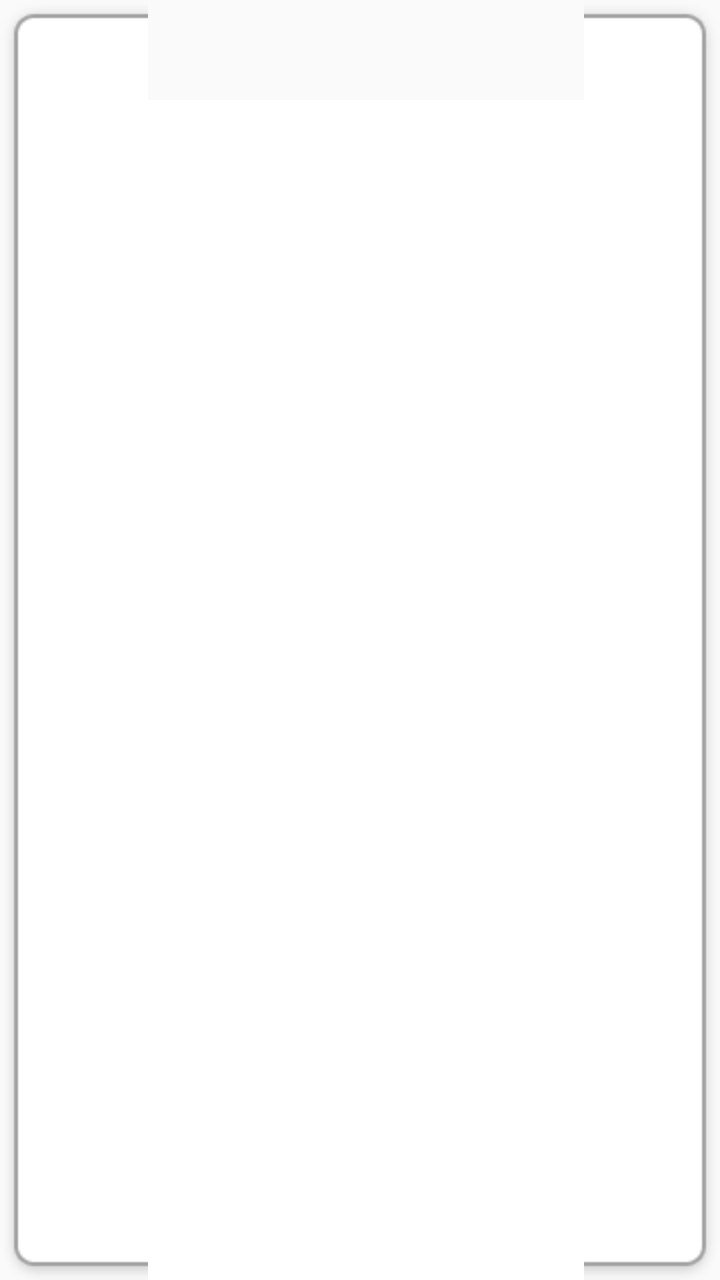
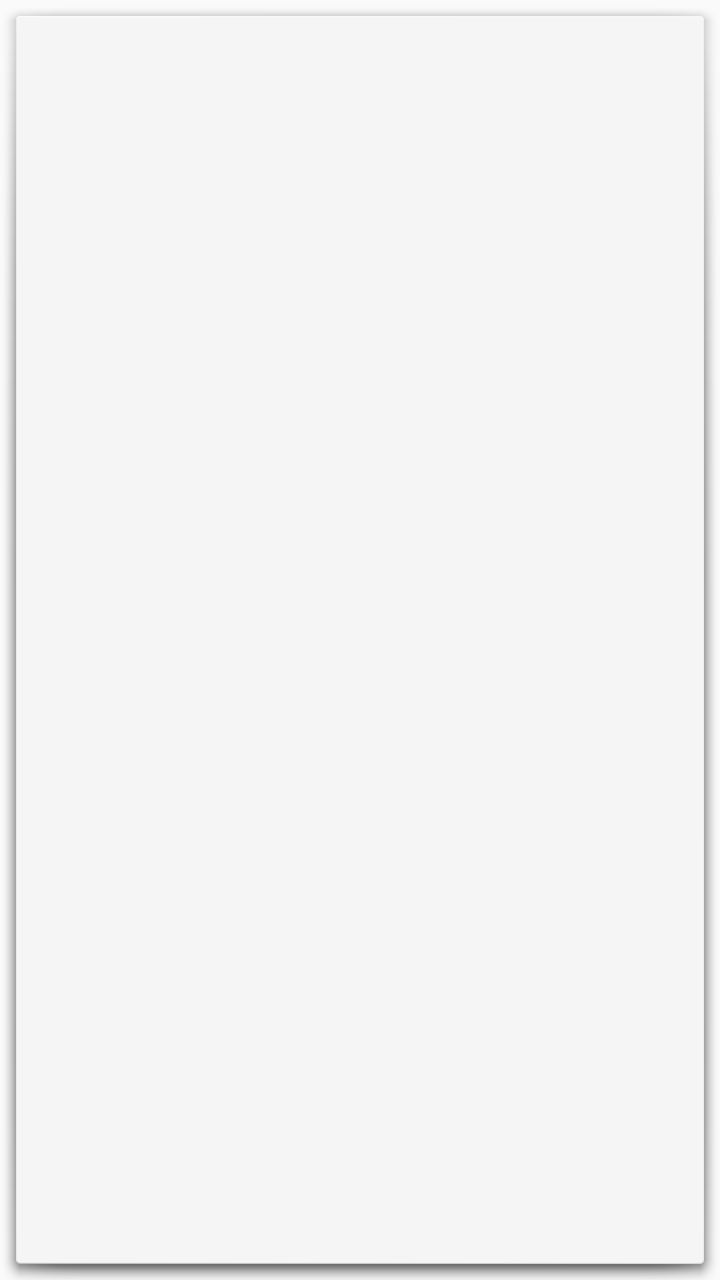

Two renders of the same Android screen: before a commit and after it. Below are the layout's source before the change and the commit's diff.
<!-- AndroidManifest.xml: application theme AppTheme -->
<!-- res/layout/list_entries.xml -->
<?xml version="1.0" encoding="utf-8"?>
<LinearLayout xmlns:android="http://schemas.android.com/apk/res/android"
    android:id="@+id/entry_backgroud"
    android:layout_width="match_parent"
    android:layout_height="match_parent"
    android:background="@drawable/input_box_round_2"
    android:orientation="vertical"
    android:paddingBottom="8dp"
    android:paddingLeft="10dp"
    android:paddingRight="10dp"
    android:paddingTop="3dp" >

    <LinearLayout
        android:layout_width="match_parent"
        android:layout_height="wrap_content"
        android:layout_gravity="center_vertical"
        android:layout_marginBottom="6dp"
        android:layout_marginTop="6dp"
        android:gravity="center_vertical"
        android:orientation="horizontal"
        android:weightSum="1" >

        <TextView
            android:id="@+id/entry_item_date"
            android:layout_width="0dp"
            android:layout_height="wrap_content"
            android:layout_weight="0.15"
            android:gravity="center"
            android:textSize="10sp" />

        <TextView
            android:id="@+id/entry_item_title"
            android:layout_width="0dp"
            android:layout_height="wrap_content"
            android:layout_weight="0.55"
            android:gravity="center_vertical|left"
            android:paddingLeft="10dp"
            android:textColor="@color/text_black"
            android:textSize="18sp"
            android:textStyle="bold" />

        <TextView
            android:id="@+id/entry_item_amount"
            android:layout_width="0dp"
            android:layout_height="wrap_content"
            android:layout_weight="0.3"
            android:gravity="right"
            android:textColor="@color/text_black"
            android:textSize="15sp"
            android:textStyle="bold" />
    </LinearLayout>

    <LinearLayout
        android:layout_width="match_parent"
        android:layout_height="wrap_content"
        android:layout_gravity="center_vertical"
        android:layout_marginBottom="4dp"
        android:layout_marginTop="4dp"
        android:gravity="center_vertical"
        android:orientation="horizontal"
        android:weightSum="1" >

        <LinearLayout
            android:layout_width="0dp"
            android:layout_height="match_parent"
            android:layout_weight="0.1" >
 
            <TextView
                android:id="@+id/entry_item_notyet"
                android:layout_width="20dp"
                android:layout_height="wrap_content"
                android:layout_marginLeft="1dp"
                android:layout_marginRight="1dp"
                android:gravity="center"
                android:paddingBottom="1dp"
                android:paddingLeft="1dp"
                android:paddingRight="1dp"
                android:paddingTop="1dp"
                android:visibility="invisible"
                android:text="@string/notyet"
                android:textColor="@color/text_light_blue_trans"
                android:textSize="10sp"
                android:textStyle="bold" />
            
        </LinearLayout>

        <LinearLayout
            android:layout_width="0dp"
            android:layout_height="wrap_content"
            android:layout_weight="0.3" >

            <TextView
                android:id="@+id/entry_item_left"
                android:layout_width="90dp"
                android:layout_height="wrap_content"
                android:layout_marginLeft="4dp"
                android:layout_marginRight="4dp"
                android:gravity="center"
                android:paddingBottom="1dp"
                android:paddingLeft="6dp"
                android:paddingRight="6dp"
                android:paddingTop="1dp"
                android:textColor="@color/text_white"
                android:textSize="10sp"
                android:textStyle="bold" />
        </LinearLayout>

        <LinearLayout
            android:layout_width="0dp"
            android:layout_height="wrap_content"
            android:layout_weight="0.3" >

            <TextView
                android:id="@+id/entry_item_right"
                android:layout_width="90dp"
                android:layout_height="wrap_content"
                android:layout_marginLeft="4dp"
                android:layout_marginRight="4dp"
                android:gravity="center"
                android:paddingBottom="1dp"
                android:paddingLeft="6dp"
                android:paddingRight="6dp"
                android:paddingTop="1dp"
                android:textColor="@color/text_white"
                android:textSize="10sp"
                android:textStyle="bold" />
        </LinearLayout>

        <TextView
            android:id="@+id/entry_item_total"
            android:layout_width="0dp"
            android:layout_height="wrap_content"
            android:layout_weight="0.3"
            android:gravity="right"
            android:textSize="13sp" />
    </LinearLayout>

    <LinearLayout
        android:layout_width="match_parent"
        android:layout_height="wrap_content"
        android:orientation="horizontal" >

        <TextView
            android:id="@+id/entry_item_memo"
            android:layout_width="wrap_content"
            android:layout_height="wrap_content"
            android:layout_marginBottom="1dp"
            android:layout_marginLeft="30dp"
            android:layout_marginRight="8dp"
            android:layout_marginTop="1dp"
            android:background="@drawable/white_box_big"
            android:paddingBottom="3dp"
            android:paddingLeft="8dp"
            android:paddingRight="8dp"
            android:paddingTop="3dp"
            android:textSize="9sp"
            android:visibility="gone" />
    </LinearLayout>

</LinearLayout>
<!-- resources referenced by this layout -->
<resources>
  <color name="text_black">#000000</color>
  <color name="text_light_blue_trans">#7543BEEB</color>
  <color name="text_white">#FFFFFF</color>
  <!-- drawable input_box_round_2: png bitmap (drawable, 4422 bytes) -->
  <!-- drawable white_box_big: png bitmap (drawable, 3555 bytes) -->
  <string name="notyet">예정</string>
  <style name="AppTheme" parent="Theme.AppCompat.Light.DarkActionBar">
          
          <item name="colorPrimary">@color/colorPrimary</item>
          <item name="colorPrimaryDark">@color/colorPrimaryDark</item>
          <item name="colorAccent">@color/colorAccent</item>
          <item name="windowActionBar">false</item>
          <item name="windowNoTitle">true</item>
      </style>
  <color name="colorPrimary">#3F51B5</color>
  <color name="colorPrimaryDark">#303F9F</color>
  <color name="colorAccent">#03A9F4</color>
</resources>

<!-- the commit's change to res/layout/list_entries.xml (unified diff, before → after) -->
@@ -1,21 +1,16 @@
 <?xml version="1.0" encoding="utf-8"?>
 <LinearLayout xmlns:android="http://schemas.android.com/apk/res/android"
-    android:id="@+id/entry_backgroud"
+    android:id="@+id/entry_background"
     android:layout_width="match_parent"
-    android:layout_height="match_parent"
-    android:background="@drawable/input_box_round_2"
+    android:layout_height="wrap_content"
+    android:background="@android:drawable/dialog_holo_light_frame"
     android:orientation="vertical"
-    android:paddingBottom="8dp"
-    android:paddingLeft="10dp"
-    android:paddingRight="10dp"
-    android:paddingTop="3dp" >
+    android:padding="15dp">
 
     <LinearLayout
         android:layout_width="match_parent"
         android:layout_height="wrap_content"
         android:layout_gravity="center_vertical"
-        android:layout_marginBottom="6dp"
-        android:layout_marginTop="6dp"
         android:gravity="center_vertical"
         android:orientation="horizontal"
         android:weightSum="1" >
@@ -24,16 +19,16 @@
             android:id="@+id/entry_item_date"
             android:layout_width="0dp"
             android:layout_height="wrap_content"
-            android:layout_weight="0.15"
+            android:layout_weight="0.2"
             android:gravity="center"
-            android:textSize="10sp" />
+            android:textSize="12sp" />
 
         <TextView
             android:id="@+id/entry_item_title"
             android:layout_width="0dp"
             android:layout_height="wrap_content"
-            android:layout_weight="0.55"
-            android:gravity="center_vertical|left"
+            android:layout_weight="0.5"
+            android:gravity="center_vertical|start"
             android:paddingLeft="10dp"
             android:textColor="@color/text_black"
             android:textSize="18sp"
@@ -44,7 +39,7 @@
             android:layout_width="0dp"
             android:layout_height="wrap_content"
             android:layout_weight="0.3"
-            android:gravity="right"
+            android:gravity="end"
             android:textColor="@color/text_black"
             android:textSize="15sp"
             android:textStyle="bold" />
@@ -52,109 +47,71 @@
 
     <LinearLayout
         android:layout_width="match_parent"
-        android:layout_height="wrap_content"
+        android:layout_height="25dp"
         android:layout_gravity="center_vertical"
-        android:layout_marginBottom="4dp"
-        android:layout_marginTop="4dp"
+        android:layout_marginTop="3dp"
         android:gravity="center_vertical"
         android:orientation="horizontal"
         android:weightSum="1" >
 
-        <LinearLayout
+        <TextView
+            android:id="@+id/entry_item_notyet"
             android:layout_width="0dp"
             android:layout_height="match_parent"
-            android:layout_weight="0.1" >
- 
-            <TextView
-                android:id="@+id/entry_item_notyet"
-                android:layout_width="20dp"
-                android:layout_height="wrap_content"
-                android:layout_marginLeft="1dp"
-                android:layout_marginRight="1dp"
-                android:gravity="center"
-                android:paddingBottom="1dp"
-                android:paddingLeft="1dp"
-                android:paddingRight="1dp"
-                android:paddingTop="1dp"
-                android:visibility="invisible"
-                android:text="@string/notyet"
-                android:textColor="@color/text_light_blue_trans"
-                android:textSize="10sp"
-                android:textStyle="bold" />
-            
-        </LinearLayout>
+            android:layout_weight="0.16"
+            android:gravity="center"
+            android:layout_gravity="center"
+            android:visibility="invisible"
+            android:text="@string/notyet"
+            android:textColor="@color/text_light_blue_trans"
+            android:textSize="12sp"
+            android:textStyle="bold" />
 
-        <LinearLayout
+        <TextView
+            android:id="@+id/entry_item_left"
             android:layout_width="0dp"
-            android:layout_height="wrap_content"
-            android:layout_weight="0.3" >
+            android:layout_height="match_parent"
+            android:layout_weight="0.27"
+            android:layout_marginLeft="2dp"
+            android:layout_marginRight="2dp"
+            android:gravity="center"
+            android:textColor="@color/text_white"
+            android:textSize="12sp"
+            android:textStyle="bold" />
 
-            <TextView
-                android:id="@+id/entry_item_left"
-                android:layout_width="90dp"
-                android:layout_height="wrap_content"
-                android:layout_marginLeft="4dp"
-                android:layout_marginRight="4dp"
-                android:gravity="center"
-                android:paddingBottom="1dp"
-                android:paddingLeft="6dp"
-                android:paddingRight="6dp"
-                android:paddingTop="1dp"
-                android:textColor="@color/text_white"
-                android:textSize="10sp"
-                android:textStyle="bold" />
-        </LinearLayout>
-
-        <LinearLayout
+        <TextView
+            android:id="@+id/entry_item_right"
             android:layout_width="0dp"
-            android:layout_height="wrap_content"
-            android:layout_weight="0.3" >
-
-            <TextView
-                android:id="@+id/entry_item_right"
-                android:layout_width="90dp"
-                android:layout_height="wrap_content"
-                android:layout_marginLeft="4dp"
-                android:layout_marginRight="4dp"
-                android:gravity="center"
-                android:paddingBottom="1dp"
-                android:paddingLeft="6dp"
-                android:paddingRight="6dp"
-                android:paddingTop="1dp"
-                android:textColor="@color/text_white"
-                android:textSize="10sp"
-                android:textStyle="bold" />
-        </LinearLayout>
+            android:layout_height="match_parent"
+            android:layout_weight="0.27"
+            android:layout_marginLeft="2dp"
+            android:layout_marginRight="2dp"
+            android:gravity="center"
+            android:textColor="@color/text_white"
+            android:textSize="12sp"
+            android:textStyle="bold" />
 
         <TextView
             android:id="@+id/entry_item_total"
             android:layout_width="0dp"
-            android:layout_height="wrap_content"
+            android:layout_height="match_parent"
             android:layout_weight="0.3"
-            android:gravity="right"
+            android:gravity="end"
+            android:textColor="@color/text_black"
             android:textSize="13sp" />
     </LinearLayout>
 
-    <LinearLayout
+    <TextView
+        android:id="@+id/entry_item_memo"
         android:layout_width="match_parent"
-        android:layout_height="wrap_content"
-        android:orientation="horizontal" >
-
-        <TextView
-            android:id="@+id/entry_item_memo"
-            android:layout_width="wrap_content"
-            android:layout_height="wrap_content"
-            android:layout_marginBottom="1dp"
-            android:layout_marginLeft="30dp"
-            android:layout_marginRight="8dp"
-            android:layout_marginTop="1dp"
-            android:background="@drawable/white_box_big"
-            android:paddingBottom="3dp"
-            android:paddingLeft="8dp"
-            android:paddingRight="8dp"
-            android:paddingTop="3dp"
-            android:textSize="9sp"
-            android:visibility="gone" />
-    </LinearLayout>
+        android:layout_height="25dp"
+        android:layout_marginTop="3dp"
+        android:layout_marginStart="30dp"
+        android:layout_marginEnd="2dp"
+        android:padding="3dp"
+        android:background="@color/colorPrimaryLight"
+        android:gravity="start|center"
+        android:textSize="10sp"
+        android:visibility="gone" />
 
 </LinearLayout>
<!-- resource entries referenced after the edit -->
@@ -1,10 +1,9 @@
 <!-- resources referenced by this layout -->
 <resources>
+  <color name="colorPrimaryLight">#C5CAE9</color>
   <color name="text_black">#000000</color>
   <color name="text_light_blue_trans">#7543BEEB</color>
   <color name="text_white">#FFFFFF</color>
-  <!-- drawable input_box_round_2: png bitmap (drawable, 4422 bytes) -->
-  <!-- drawable white_box_big: png bitmap (drawable, 3555 bytes) -->
   <string name="notyet">예정</string>
   <style name="AppTheme" parent="Theme.AppCompat.Light.DarkActionBar">
           
@@ -13,6 +12,7 @@
           <item name="colorAccent">@color/colorAccent</item>
           <item name="windowActionBar">false</item>
           <item name="windowNoTitle">true</item>
+          <item name="preferenceTheme">@style/PreferenceThemeOverlay</item>
       </style>
   <color name="colorPrimary">#3F51B5</color>
   <color name="colorPrimaryDark">#303F9F</color>
